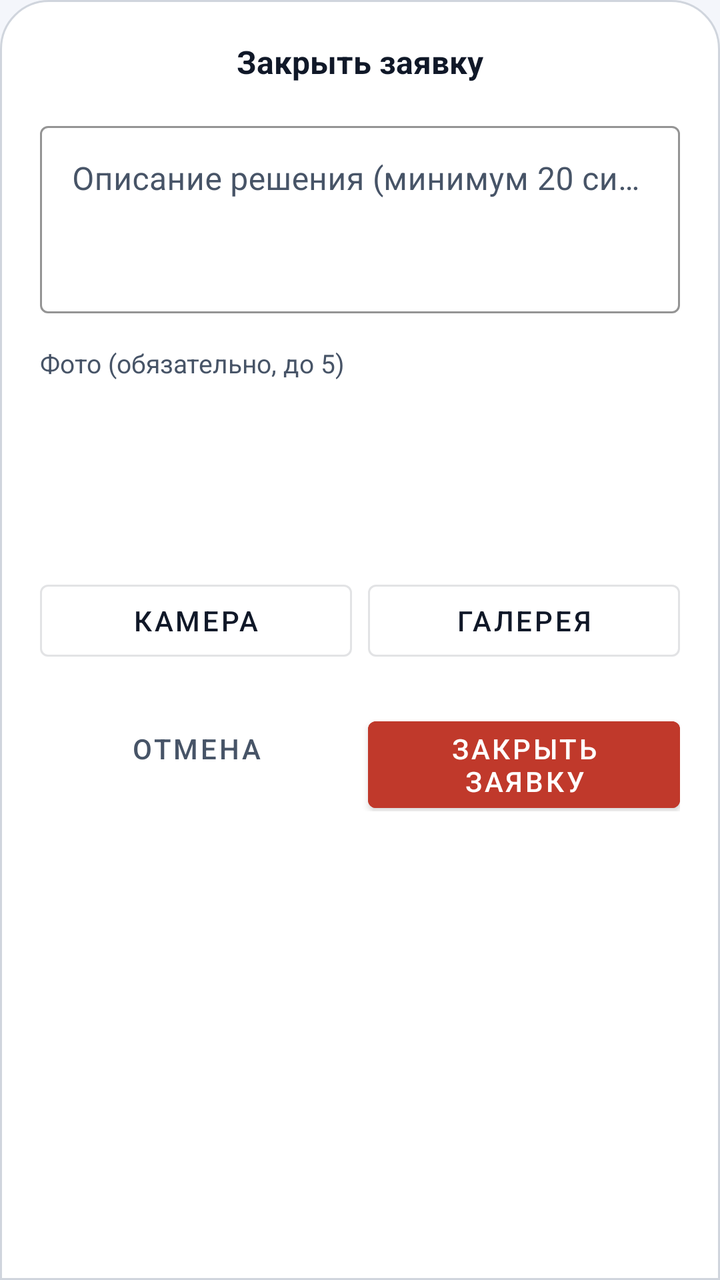
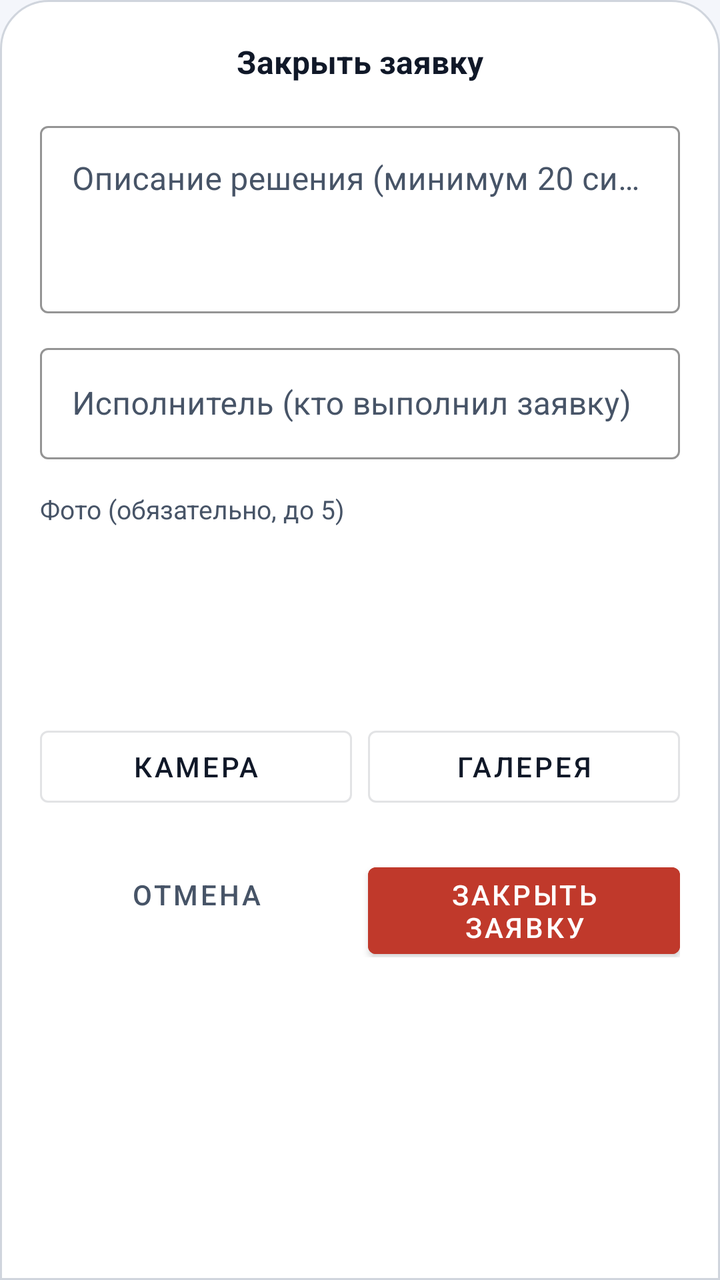

Two renders of the same Android screen: before a commit and after it. Below are the layout's source before the change and the commit's diff.
<!-- AndroidManifest.xml: application theme Theme.MyCity -->
<!-- res/layout/bottom_sheet_admin_resolve.xml -->
<?xml version="1.0" encoding="utf-8"?>
<LinearLayout xmlns:android="http://schemas.android.com/apk/res/android"
    xmlns:app="http://schemas.android.com/apk/res-auto"
    android:layout_width="match_parent"
    android:layout_height="wrap_content"
    android:background="@drawable/bg_bottom_sheet"
    android:orientation="vertical"
    android:padding="20dp">

    <TextView
        android:layout_width="match_parent"
        android:layout_height="wrap_content"
        android:gravity="center"
        android:text="Закрыть заявку"
        android:textColor="@color/text_primary"
        android:textSize="16sp"
        android:textStyle="bold" />

    <com.google.android.material.textfield.TextInputLayout
        android:id="@+id/til_report"
        android:layout_width="match_parent"
        android:layout_height="wrap_content"
        android:layout_marginTop="16dp"
        android:hint="Описание решения (минимум 20 символов)"
        app:boxBackgroundColor="@color/input_bg"
        app:boxStrokeColor="@color/input_stroke"
        app:hintTextColor="@color/text_secondary">

        <com.google.android.material.textfield.TextInputEditText
            android:id="@+id/et_report"
            android:layout_width="match_parent"
            android:layout_height="wrap_content"
            android:gravity="top"
            android:inputType="textMultiLine"
            android:minLines="3"
            android:textColor="@color/text_primary" />
    </com.google.android.material.textfield.TextInputLayout>

    <TextView
        android:layout_width="match_parent"
        android:layout_height="wrap_content"
        android:layout_marginTop="16dp"
        android:text="Фото (обязательно, до 5)"
        android:textColor="@color/text_secondary"
        android:textSize="13sp" />

    <HorizontalScrollView
        android:layout_width="match_parent"
        android:layout_height="wrap_content"
        android:layout_marginTop="8dp"
        android:scrollbars="none">

        <LinearLayout
            android:id="@+id/photo_row"
            android:layout_width="wrap_content"
            android:layout_height="80dp"
            android:orientation="horizontal" />
    </HorizontalScrollView>

    <LinearLayout
        android:layout_width="match_parent"
        android:layout_height="wrap_content"
        android:layout_marginTop="8dp"
        android:orientation="horizontal">

        <Button
            android:id="@+id/btn_camera"
            style="@style/Widget.MaterialComponents.Button.OutlinedButton"
            android:layout_width="0dp"
            android:layout_height="wrap_content"
            android:layout_weight="1"
            android:text="Камера"
            android:textColor="@color/text_primary" />

        <Button
            android:id="@+id/btn_gallery"
            style="@style/Widget.MaterialComponents.Button.OutlinedButton"
            android:layout_width="0dp"
            android:layout_height="wrap_content"
            android:layout_marginStart="8dp"
            android:layout_weight="1"
            android:text="Галерея"
            android:textColor="@color/text_primary" />
    </LinearLayout>

    <ProgressBar
        android:id="@+id/progress"
        android:layout_width="wrap_content"
        android:layout_height="wrap_content"
        android:layout_gravity="center_horizontal"
        android:layout_marginTop="8dp"
        android:visibility="gone" />

    <LinearLayout
        android:layout_width="match_parent"
        android:layout_height="wrap_content"
        android:layout_marginTop="16dp"
        android:orientation="horizontal">

        <Button
            android:id="@+id/btn_cancel"
            style="@style/Widget.MaterialComponents.Button.TextButton"
            android:layout_width="0dp"
            android:layout_height="wrap_content"
            android:layout_weight="1"
            android:text="Отмена"
            android:textColor="@color/text_secondary" />

        <Button
            android:id="@+id/btn_resolve"
            android:layout_width="0dp"
            android:layout_height="wrap_content"
            android:layout_marginStart="8dp"
            android:layout_weight="1"
            android:backgroundTint="@color/accent_red"
            android:text="Закрыть заявку"
            android:textColor="@color/on_accent" />
    </LinearLayout>
</LinearLayout>
<!-- resources referenced by this layout -->
<resources>
  <color name="accent_red">#C0392B</color>
  <color name="input_bg">#FFFFFF</color>
  <color name="input_stroke">#BFC8D8</color>
  <color name="on_accent">#FFFFFF</color>
  <color name="text_primary">#101828</color>
  <color name="text_secondary">#475467</color>
  <!-- drawable bg_bottom_sheet (drawable) -->
  <?xml version="1.0" encoding="utf-8"?>
  <shape xmlns:android="http://schemas.android.com/apk/res/android"
      android:shape="rectangle">
      <solid android:color="@color/bg_secondary"/>
      <corners
          android:topLeftRadius="24dp"
          android:topRightRadius="24dp"/>
      <stroke android:width="1dp" android:color="@color/divider"/>
  </shape>
  <style name="Theme.MyCity" parent="Theme.MaterialComponents.DayNight.NoActionBar">
          <item name="colorPrimary">@color/accent_blue</item>
          <item name="colorPrimaryDark">@color/bg_primary</item>
          <item name="colorAccent">@color/accent_blue</item>
          <item name="colorSurface">@color/bg_secondary</item>
          <item name="colorOnSurface">@color/text_primary</item>
          <item name="colorOnBackground">@color/text_primary</item>
          <item name="colorOutline">@color/divider</item>
          <item name="android:windowBackground">@color/bg_primary</item>
          <item name="android:statusBarColor">@color/bg_primary</item>
          <item name="android:navigationBarColor">@color/bg_primary</item>
          <item name="android:windowLightStatusBar">true</item>
          <item name="android:windowLightNavigationBar">true</item>
          <item name="android:textColorPrimary">@color/text_primary</item>
          <item name="android:textColorSecondary">@color/text_secondary</item>
          <item name="android:textColorHint">@color/text_secondary</item>
          <item name="textInputStyle">@style/Widget.MyCity.TextInput</item>
      </style>
  <color name="bg_secondary">#FFFFFF</color>
  <color name="divider">#D0D5DD</color>
  <color name="accent_blue">#5B5FBE</color>
  <color name="bg_primary">#F4F6FB</color>
  <style name="Widget.MyCity.TextInput" parent="Widget.MaterialComponents.TextInputLayout.OutlinedBox">
          <item name="boxBackgroundColor">@color/input_bg</item>
          <item name="boxStrokeColor">@color/input_stroke</item>
          <item name="boxStrokeWidthFocused">2dp</item>
          <item name="hintTextColor">@color/text_primary</item>
          <item name="android:textColorHint">@color/text_secondary</item>
          <item name="counterTextColor">@color/text_secondary</item>
          <item name="counterOverflowTextColor">@color/accent_red</item>
          <item name="helperTextTextColor">@color/text_secondary</item>
          <item name="errorTextColor">@color/accent_red</item>
          <item name="materialThemeOverlay">@style/ThemeOverlay.MyCity.TextInputEditText</item>
      </style>
  <style name="ThemeOverlay.MyCity.TextInputEditText" parent="ThemeOverlay.MaterialComponents.TextInputEditText.OutlinedBox">
          <item name="colorOnSurface">@color/text_primary</item>
          <item name="colorControlActivated">@color/accent_blue</item>
          <item name="android:textColor">@color/text_primary</item>
      </style>
</resources>

<!-- the commit's change to res/layout/bottom_sheet_admin_resolve.xml (unified diff, before → after) -->
@@ -33,6 +33,24 @@
             android:gravity="top"
             android:inputType="textMultiLine"
             android:minLines="3"
+            android:textColor="@color/text_primary" />
+    </com.google.android.material.textfield.TextInputLayout>
+
+    <com.google.android.material.textfield.TextInputLayout
+        android:id="@+id/til_executor"
+        android:layout_width="match_parent"
+        android:layout_height="wrap_content"
+        android:layout_marginTop="12dp"
+        android:hint="Исполнитель (кто выполнил заявку)"
+        app:boxBackgroundColor="@color/input_bg"
+        app:boxStrokeColor="@color/input_stroke"
+        app:hintTextColor="@color/text_secondary">
+
+        <com.google.android.material.textfield.TextInputEditText
+            android:id="@+id/et_executor"
+            android:layout_width="match_parent"
+            android:layout_height="wrap_content"
+            android:inputType="textPersonName"
             android:textColor="@color/text_primary" />
     </com.google.android.material.textfield.TextInputLayout>
 
